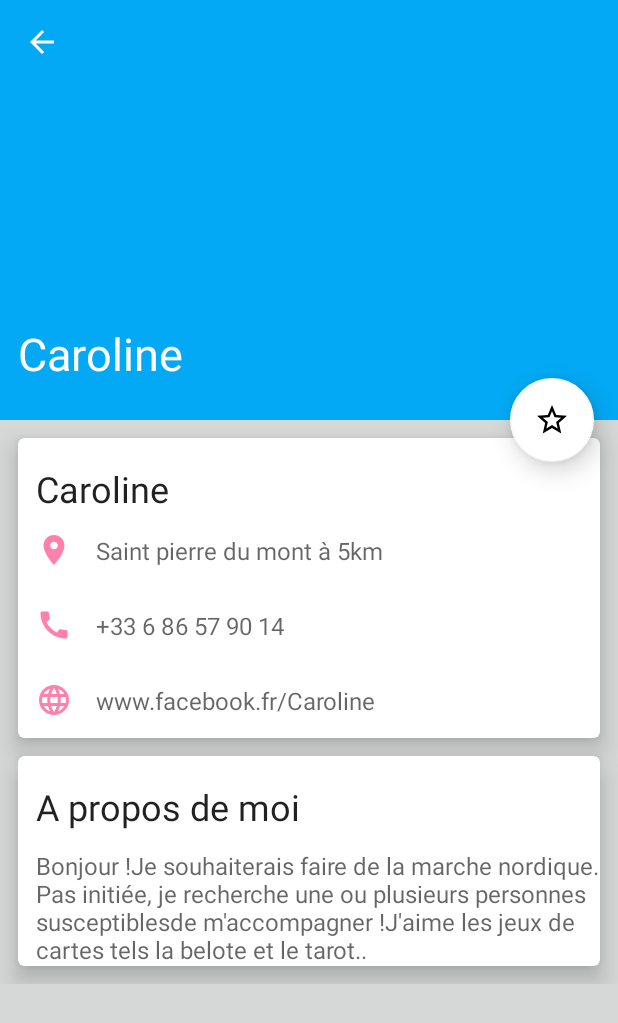
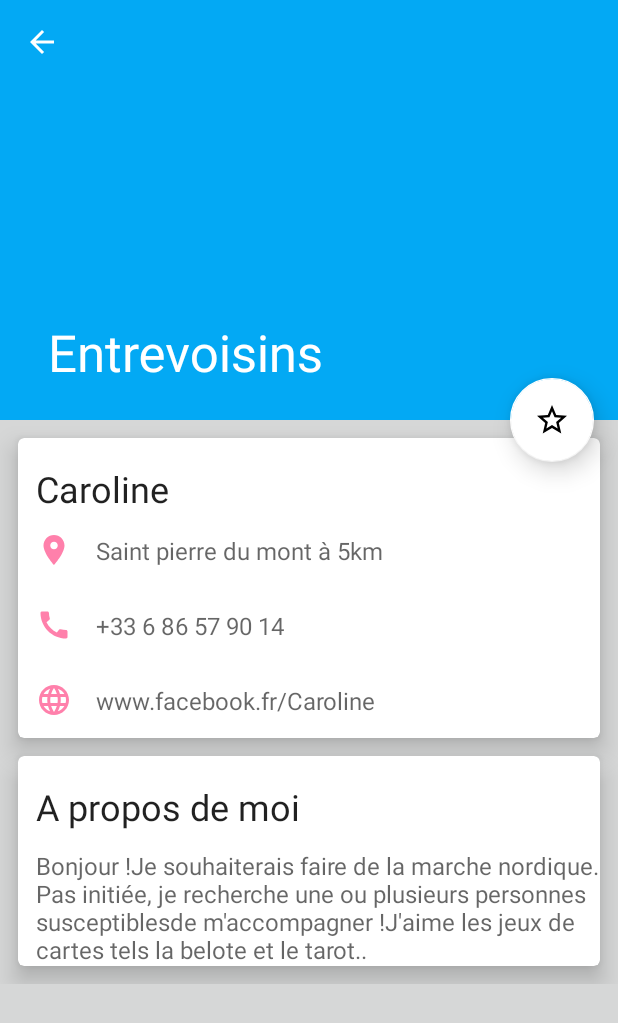
Before and after one commit to abdelrahman-mohasseb/Entrevoisins-Version-2, an Android app: the NeighbourDetailsActivity screen opened directly, with no data from a screen before it, on a phone screen of 412 x 824 dp. Shown: the top 1023 px of the screen. Run offline under Robolectric (Android 15) with nearby library versions, the phone set to English and light mode, and no system bars; our stand-ins replace ButterKnife; pictures from the network do not load; 1 statement that could not run was skipped.

Commit message:
Version finale

```diff
--- a/Entrevoisins/app/src/main/java/com/openclassrooms/entrevoisins/ui/neighbour_list/FavoritFragment.java
+++ b/Entrevoisins/app/src/main/java/com/openclassrooms/entrevoisins/ui/neighbour_list/FavoritFragment.java
@@ -12,7 +12,6 @@ import android.view.ViewGroup;
 
 import com.openclassrooms.entrevoisins.R;
 import com.openclassrooms.entrevoisins.di.DI;
-import com.openclassrooms.entrevoisins.events.DeleteFavNeighbourEvent;
 import com.openclassrooms.entrevoisins.events.DeleteNeighbourEvent;
 import com.openclassrooms.entrevoisins.model.Neighbour;
 import com.openclassrooms.entrevoisins.service.NeighbourApiService;
@@ -87,7 +86,7 @@ public class FavoritFragment extends Fragment {
      * @param event
      */
     @Subscribe
-    public void onDeleteNeighbour(DeleteFavNeighbourEvent event) {
+    public void onDeleteNeighbour(DeleteNeighbourEvent event) {
         mApiService.deleteFavorit(event.neighbour);
         initList();
     }
--- a/Entrevoisins/app/src/main/java/com/openclassrooms/entrevoisins/ui/neighbour_list/NeighbourDetailsActivity.java
+++ b/Entrevoisins/app/src/main/java/com/openclassrooms/entrevoisins/ui/neighbour_list/NeighbourDetailsActivity.java
@@ -31,8 +31,6 @@ public class NeighbourDetailsActivity extends AppCompatActivity {
 
     @BindView(R.id.item_list_avatar)
     ImageView mNeighbourImage;
-    @BindView(R.id.item_list_name)
-    TextView mNeighbourName;
     @BindView(R.id.item_list_name2)
     TextView mNeighbourName2;
     @BindView(R.id.item_list_address)
@@ -62,7 +60,8 @@ public class NeighbourDetailsActivity extends AppCompatActivity {
         super.onCreate(savedInstanceState);
         mApiService = DI.getNeighbourApiService();
         ButterKnife.bind(this);
-
+        setSupportActionBar(toolbar);
+        getSupportActionBar().setDisplayHomeAsUpEnabled(true);
 
         Intent intent = getIntent();
 
@@ -73,7 +72,7 @@ public class NeighbourDetailsActivity extends AppCompatActivity {
         if(mNeighbour != null){
 
             Glide.with(mNeighbourImage.getContext()).load(mNeighbour.getAvatarUrl()).into(mNeighbourImage);
-            mNeighbourName.setText(mNeighbour.getName());
+            getSupportActionBar().setTitle(mNeighbour.getName());
             mNeighbourName2.setText(mNeighbour.getName());
 
             if(mNeighbour.getisFavorit()){
--- a/Entrevoisins/app/src/main/res/layout/activity_neighbour_details.xml
+++ b/Entrevoisins/app/src/main/res/layout/activity_neighbour_details.xml
@@ -40,16 +40,6 @@
                 android:backgroundTint="@android:color/transparent"
                 app:navigationIcon="?attr/homeAsUpIndicator" />
 
-            <TextView
-                android:id="@+id/item_list_name"
-                android:layout_width="wrap_content"
-                android:layout_height="wrap_content"
-                android:layout_gravity="bottom|left"
-                android:layout_marginLeft="12dp"
-                android:layout_marginBottom="24dp"
-                android:text="Caroline"
-                android:textColor="@android:color/white"
-                android:textSize="30sp" />
 
         </android.support.design.widget.CollapsingToolbarLayout>
 
```
Also changed, not shown: Entrevoisins/app/src/main/java/com/openclassrooms/entrevoisins/events/DeleteFavNeighbourEvent.java (deleted, +0 -15 lines).
